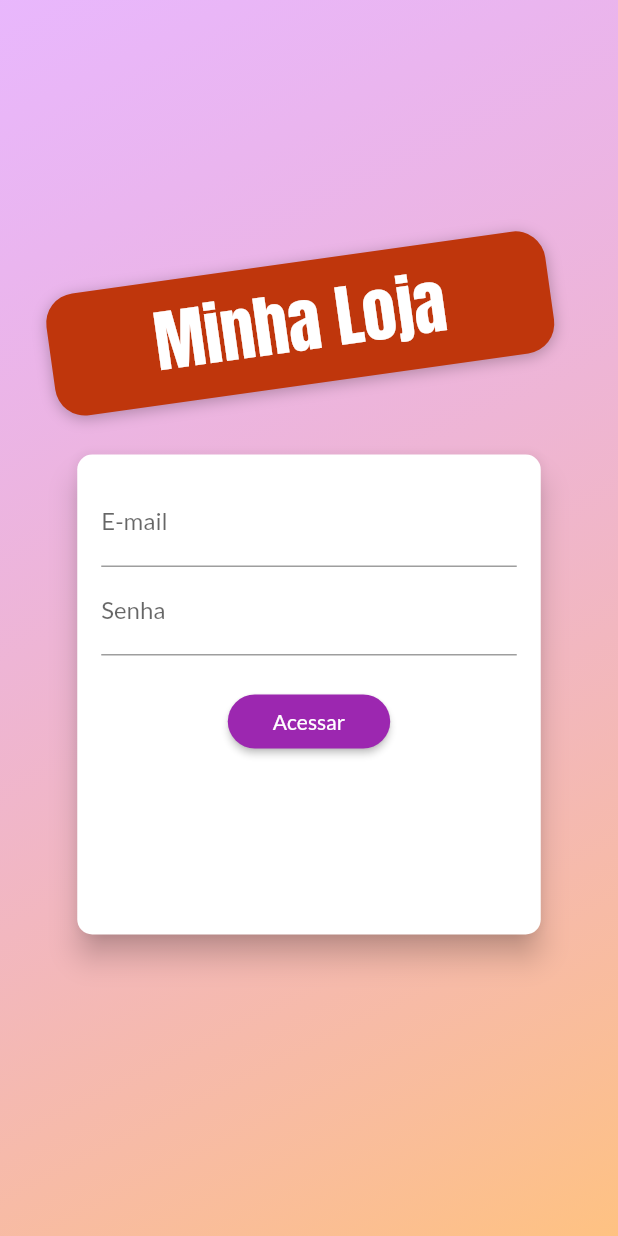
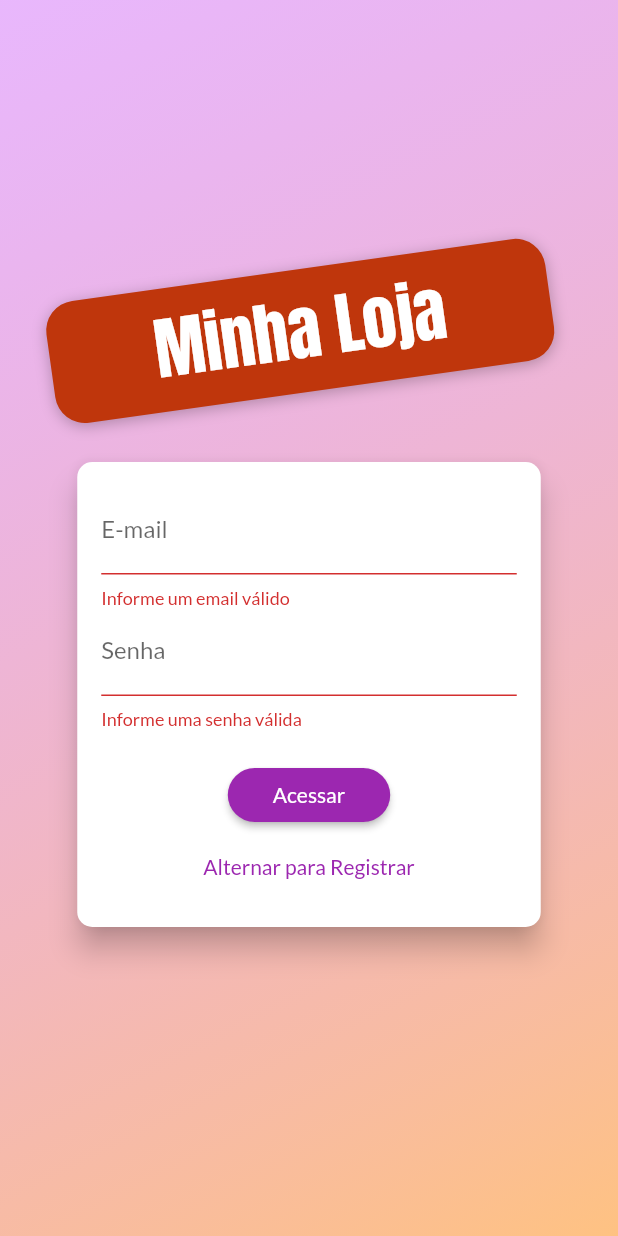
Before and after one commit to leonardfreitas/shop_app, a Flutter app: the screen it shows after launch, after a tap on "Acessar", on a phone screen of 412 x 824 dp. Run offline on Flutter 3.47's test engine with Material 2 defaults, Android fonts, the phone set to English and light mode, and no system bars.

Commit message:
login screen

```diff
--- a/lib/widgets/auth_card.dart
+++ b/lib/widgets/auth_card.dart
@@ -8,6 +8,8 @@ class AuthCard extends StatefulWidget {
 }
 
 class _AuthCardState extends State<AuthCard> {
+  GlobalKey<FormState> _form = GlobalKey();
+  bool _isLoading = false;
   AuthMode _authMode = AuthMode.Login;
   final _passwordController = TextEditingController();
   final Map<String, String> _authData = {
@@ -15,7 +17,39 @@ class _AuthCardState extends State<AuthCard> {
     'password': '',
   };
 
-  void _submit() {}
+  void _submit() {
+    if (!_form.currentState.validate()) {
+      return;
+    }
+
+    setState(() {
+      _isLoading = true;
+    });
+
+    _form.currentState.save();
+
+    if (_authMode == AuthMode.Login) {
+      // logica de login
+    } else {
+      // logica de registro
+    }
+
+    setState(() {
+      _isLoading = false;
+    });
+  }
+
+  void _switchAuthMode() {
+    if (_authMode == AuthMode.Login) {
+      setState(() {
+        _authMode = AuthMode.Signup;
+      });
+    } else {
+      setState(() {
+        _authMode = AuthMode.Login;
+      });
+    }
+  }
 
   @override
   Widget build(BuildContext context) {
@@ -27,10 +61,11 @@ class _AuthCardState extends State<AuthCard> {
         borderRadius: BorderRadius.circular(10),
       ),
       child: Container(
-        height: 320,
+        height: _authMode == AuthMode.Login ? 310 : 400,
         width: deviceSize.width * 0.75,
         padding: EdgeInsets.all(16.0),
         child: Form(
+          key: _form,
           child: Column(
             children: [
               TextFormField(
@@ -60,7 +95,6 @@ class _AuthCardState extends State<AuthCard> {
                 TextFormField(
                   decoration: InputDecoration(labelText: 'Confirmar Senha'),
                   obscureText: true,
-                  controller: _passwordController,
                   validator: _authMode == AuthMode.Signup
                       ? (value) {
                           if (value != _passwordController.text) {
@@ -69,11 +103,11 @@ class _AuthCardState extends State<AuthCard> {
                           return null;
                         }
                       : null,
-                  onSaved: (value) => _authData['password'] = value,
                 ),
-              SizedBox(
-                height: 20,
-              ),
+              Spacer(),
+              if (_isLoading)
+                CircularProgressIndicator()
+              else
                 RaisedButton(
                   shape: RoundedRectangleBorder(
                     borderRadius: BorderRadius.circular(20),
@@ -89,6 +123,13 @@ class _AuthCardState extends State<AuthCard> {
                   ),
                   onPressed: _submit,
                 ),
+              FlatButton(
+                onPressed: _switchAuthMode,
+                child: Text(
+                  "Alternar para ${_authMode == AuthMode.Login ? 'Registrar' : 'Login'}",
+                ),
+                textColor: Theme.of(context).primaryColor,
+              ),
             ],
           ),
         ),
```
Also changed, not shown: pubspec.lock, 1 other file. Lines whose indentation alone changed are shown as unchanged.
